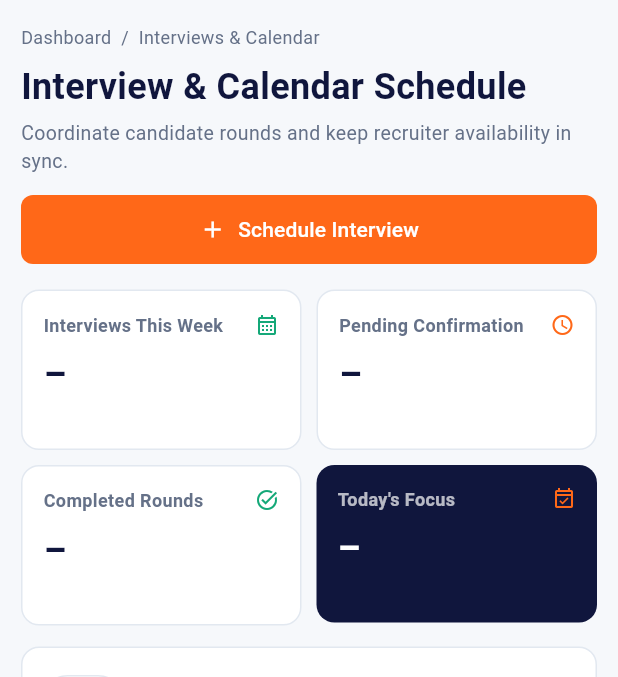
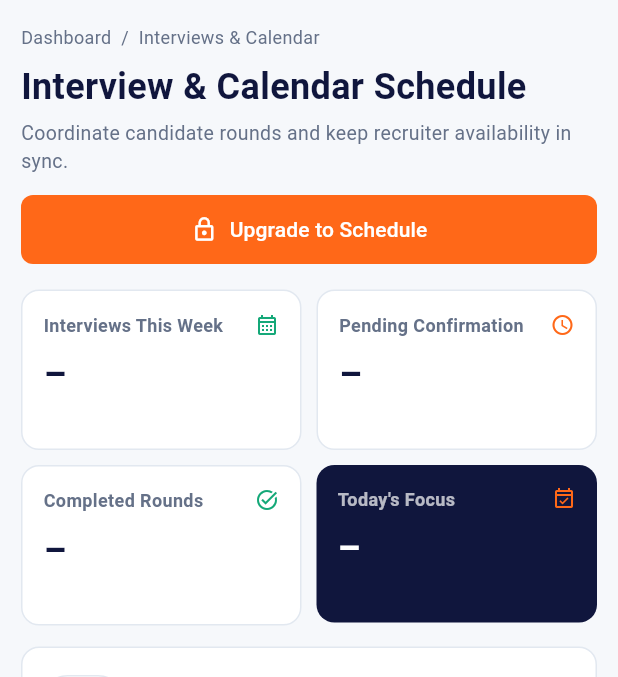
Before and after one commit to Pincef/Pincef-Talent-Mobile-App, a Flutter app: the InterviewCalendarScreen screen opened by its route, on a phone screen of 412 x 824 dp, the part 84-761 px from its top. Run offline on Flutter 3.47's test engine with Material 3 defaults, Android fonts, the phone set to English and light mode, and no system bars; our stand-ins replace dio, file_picker, flutter_riverpod, flutter_secure_storage, go_router, image_picker and 1 more; missing offline and left inert: file_saver, livekit_client; accounts and stored records are empty; network calls fail.

Commit message:
Enhance InterviewCalendarScreen: add scheduling capability based on user plan

```diff
--- a/lib/features/interviews/presentation/interview_calendar_screen.dart
+++ b/lib/features/interviews/presentation/interview_calendar_screen.dart
@@ -1,6 +1,6 @@
-import 'package:flutter/foundation.dart' show debugPrint;
 import 'package:flutter/material.dart';
 import 'package:flutter_riverpod/flutter_riverpod.dart';
+import '../../auth/application/auth_provider.dart';
 import 'package:intl/intl.dart';
 
 import '../data/models/interview_model.dart';
@@ -89,7 +89,24 @@ class InterviewCalendarScreen extends ConsumerWidget {
                   child: Column(
                       crossAxisAlignment: CrossAxisAlignment.start,
                       children: [
-                        _Header(wide: wide),
+                        _Header(
+                          wide: wide,
+                          canSchedule: ref.watch(authProvider).user?.hasModule(
+                                        'hiring.stage.interview',
+                                      ) ==
+                                  true &&
+                              ((((ref.watch(authProvider).user?.limits[
+                                                      'interviewInvitesPerJob']
+                                                  as num?)
+                                              ?.toInt() ??
+                                          0) >
+                                      0) ||
+                                  ref
+                                          .watch(authProvider)
+                                          .user
+                                          ?.limits['interviewInvitesPerJob'] ==
+                                      -1),
+                        ),
                         const SizedBox(height: 16),
                         _StatsRow(wide: wide),
                         const SizedBox(height: 14),
@@ -124,13 +141,14 @@ class InterviewCalendarScreen extends ConsumerWidget {
 // Header + stats
 // ---------------------------------------------------------------------------
 class _Header extends StatelessWidget {
-  const _Header({required this.wide});
+  const _Header({required this.wide, required this.canSchedule});
   final bool wide;
+  final bool canSchedule;
 
   @override
   Widget build(BuildContext context) {
-    final title =
-        Column(crossAxisAlignment: CrossAxisAlignment.start, children: const [
+    const title =
+        Column(crossAxisAlignment: CrossAxisAlignment.start, children: [
       Text('Interview & Calendar Schedule',
           style: TextStyle(
               color: ivNavy, fontSize: 24, fontWeight: FontWeight.w700)),
@@ -140,9 +158,17 @@ class _Header extends StatelessWidget {
           style: TextStyle(color: ivMuted, fontSize: 13)),
     ]);
     final button = FilledButton.icon(
-      onPressed: () => showScheduleInterview(context),
-      icon: const Icon(Icons.add, size: 18),
-      label: const Text('Schedule Interview'),
+      onPressed: canSchedule
+          ? () => showScheduleInterview(context)
+          : () => ScaffoldMessenger.of(context).showSnackBar(
+                const SnackBar(
+                  content: Text(
+                    'Interview scheduling is available on Pro and Business plans.',
+                  ),
+                ),
+              ),
+      icon: Icon(canSchedule ? Icons.add : Icons.lock_outline, size: 18),
+      label: Text(canSchedule ? 'Schedule Interview' : 'Upgrade to Schedule'),
       style: FilledButton.styleFrom(
           backgroundColor: ivOrange,
           foregroundColor: Colors.white,
@@ -157,7 +183,7 @@ class _Header extends StatelessWidget {
       const SizedBox(height: 8),
       if (wide)
         Row(crossAxisAlignment: CrossAxisAlignment.end, children: [
-          Expanded(child: title),
+          const Expanded(child: title),
           button,
         ])
       else ...[
```
